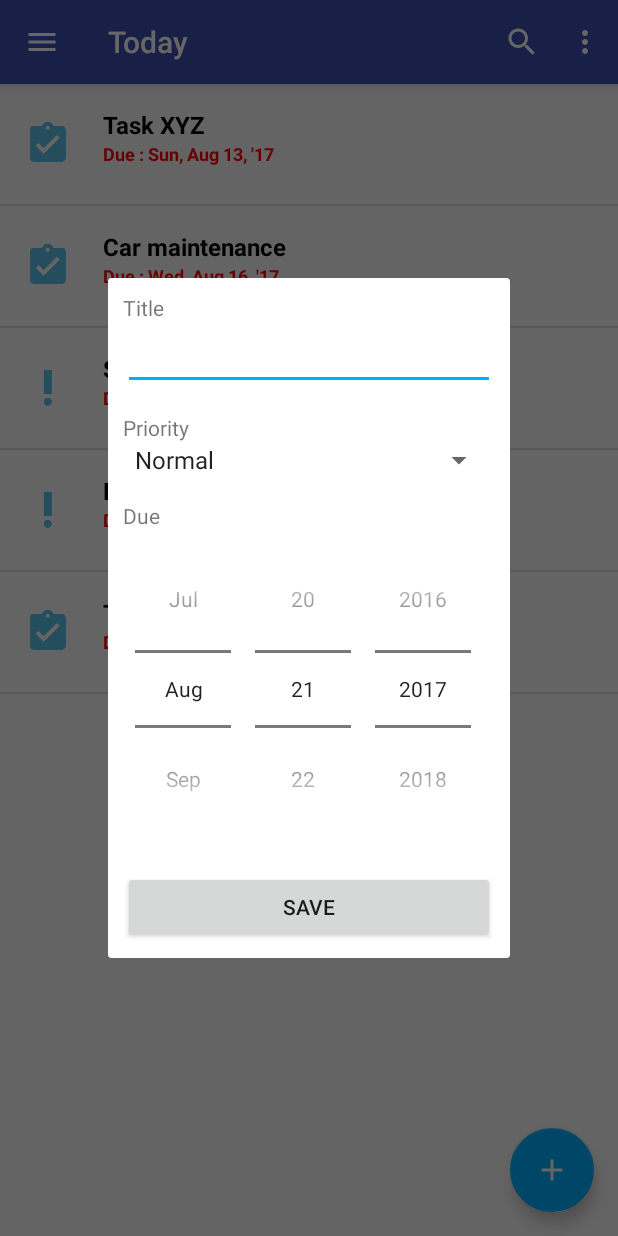
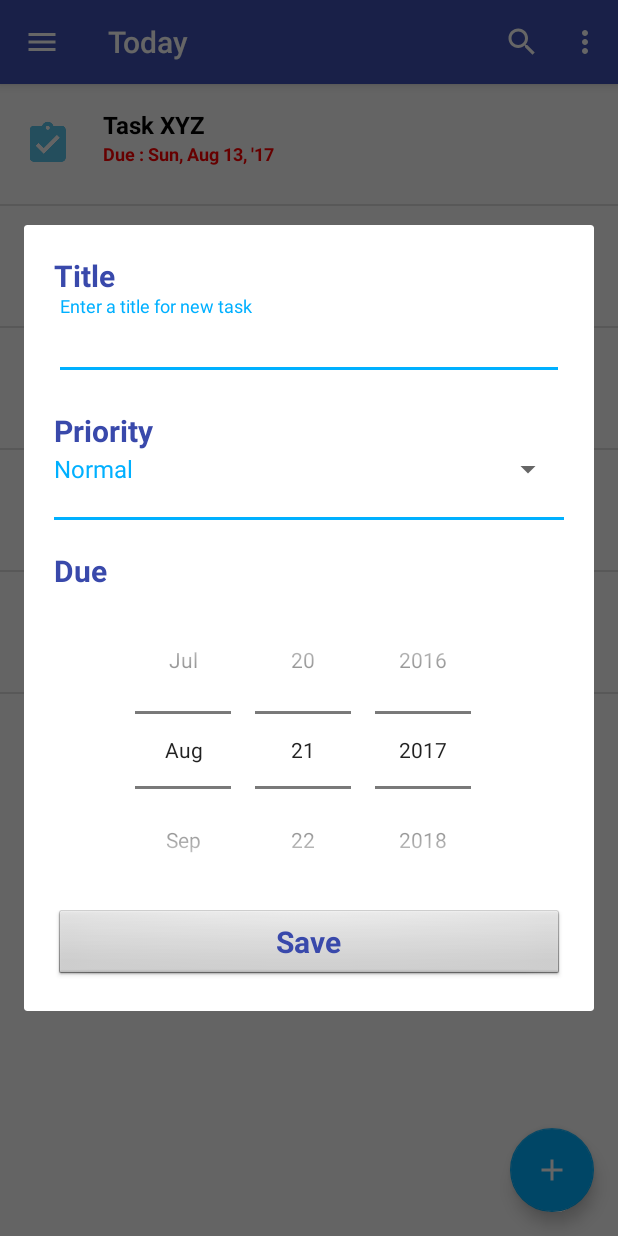
Before and after one commit to shafeequeq/SimpleToDoApp_Revised, an Android app: the fragment AddEditDialogFragment placed in its activity, on a phone screen of 412 x 824 dp. Run offline under Robolectric (Android 15) with nearby library versions, the light colour scheme and no system bars; our stand-ins replace Room's generated code; 1 statement that could not run was skipped.

Commit message:
Improved styles and themes for DialogFragment. Added Error / Hint messages for titleText.

```diff
--- a/app/src/main/java/com/example/android/Fragment/AddEditDialogFragment.java
+++ b/app/src/main/java/com/example/android/Fragment/AddEditDialogFragment.java
@@ -3,11 +3,15 @@ package com.example.android.Fragment;
 import android.content.Context;
 import android.os.Bundle;
 import android.support.annotation.Nullable;
+import android.support.design.widget.TextInputLayout;
 import android.support.v4.app.DialogFragment;
+import android.text.Editable;
+import android.text.TextWatcher;
 import android.view.LayoutInflater;
 import android.view.View;
 import android.view.ViewGroup;
 import android.view.WindowManager;
+import android.widget.ArrayAdapter;
 import android.widget.Button;
 import android.widget.CheckBox;
 import android.widget.DatePicker;
@@ -46,6 +50,7 @@ public class AddEditDialogFragment extends DialogFragment {
     private DatePicker mPickerDueDate;
     private CheckBox mCheckBoxIsComplete;
     private Button mBtnSave;
+    private TextInputLayout mTaskTitleLabel = null;
 
     private OnAddEditFragmentInteractionListener mListener;
 
@@ -92,7 +97,8 @@ public class AddEditDialogFragment extends DialogFragment {
         mEditTextTitle = (EditText)view.findViewById( R.id.title);
         mSpinnerPriority = (Spinner) view.findViewById( R.id.priority);
         mPickerDueDate = (DatePicker) view.findViewById( R.id.duedate);
-        //mCheckBoxIsComplete = (CheckBox)view.findViewById( R.id.is_complete);
+        mTaskTitleLabel = (TextInputLayout) view.findViewById(R.id.title_layout);
+        setupTaskTitleLabelError();
         mBtnSave = (Button)view.findViewById( R.id.save);
         mBtnSave.setOnClickListener(new View.OnClickListener() {
             @Override
@@ -102,6 +108,9 @@ public class AddEditDialogFragment extends DialogFragment {
 
             }
         });
+
+        ArrayAdapter adapter = ArrayAdapter.createFromResource( getContext() , R.array.priority , R.layout.spinner_dropdown_item );
+        mSpinnerPriority.setAdapter( adapter );
 
         mEditTextTitle.requestFocus();
         getDialog().getWindow().setSoftInputMode(
@@ -137,6 +146,38 @@ public class AddEditDialogFragment extends DialogFragment {
 
     }
 
+
+    private void setupTaskTitleLabelError() {
+        //final TextInputLayout taskTitleLabel = (TextInputLayout) view.findViewById(R.id.title_layout);
+        if( mTaskTitleLabel != null){
+            mTaskTitleLabel.getEditText().addTextChangedListener(new TextWatcher() {
+                // ...
+                @Override
+                public void onTextChanged(CharSequence text, int start, int count, int after) {
+                    if (text.length() > 0 ) {
+                        mTaskTitleLabel.setHintEnabled(false);
+                        mTaskTitleLabel.setErrorEnabled(false);
+                    } else {
+                        mTaskTitleLabel.setError(getString(R.string.title_required));
+                        mTaskTitleLabel.setErrorEnabled(true);
+                    }
+                }
+                @Override
+                public void beforeTextChanged(CharSequence s, int start, int count,
+                                              int after) {
+                    // TODO Auto-generated method stub
+                }
+
+                @Override
+                public void afterTextChanged(Editable s) {
+
+                }
+            });
+
+        }
+
+    }
+
     private void initControls(){
         initDueDate();
         // set priority to Normal
@@ -164,9 +205,27 @@ public class AddEditDialogFragment extends DialogFragment {
             initDueDate();
     }
 
+    private boolean validateEntries(){
+        String taskTitle = null;
+        if( mEditTextTitle != null){
+            taskTitle = mEditTextTitle.getText().toString();
+            if (( taskTitle == null )||( taskTitle.isEmpty())){
+                if ( mTaskTitleLabel != null ){
+                    mTaskTitleLabel.setError(getString(R.string.title_required));
+                    mTaskTitleLabel.setErrorEnabled(true);
+                }
+            }
+            else
+                return true;
+        }
+        return false;
+    }
 
     private void  onSave(  ) {
         //TaskDb task = new TaskDb();
+
+       if( ! validateEntries())
+           return;
 
         if( mTask == null){
             mTask = new TaskDb();
--- a/app/src/main/res/layout/fragment_add_edit_dialog.xml
+++ b/app/src/main/res/layout/fragment_add_edit_dialog.xml
@@ -1,48 +1,65 @@
 <?xml version="1.0" encoding="utf-8"?>
 <LinearLayout xmlns:android="http://schemas.android.com/apk/res/android"
     xmlns:tools="http://schemas.android.com/tools"
+    xmlns:app="http://schemas.android.com/apk/res-auto"
     android:id="@+id/add_edit_task"
     android:layout_width="match_parent"
     android:layout_height="match_parent"
     android:layout_gravity="center"
     android:orientation="vertical"
-    android:padding="10dp">
+    android:padding="20dp">
 
     <TextView
         android:text="@string/title"
         android:layout_width="match_parent"
-        android:layout_height="wrap_content" />
+        android:layout_height="wrap_content"
+        style="@style/LargePrimaryDarkFont.Bold"/>
+    <android.support.design.widget.TextInputLayout
+        android:layout_width="match_parent"
+        android:layout_height="wrap_content"
+        android:id="@+id/title_layout"
+        android:hint="@string/title_edit_hint"
+        app:hintTextAppearance="@style/Hint"
+        app:errorTextAppearance="@style/Error"
+        android:layout_marginBottom="@dimen/marginEditDialog">
 
         <EditText
             android:id="@+id/title"
             android:layout_width="match_parent"
             android:layout_height="wrap_content"
             android:inputType="text"
-        android:imeOptions="actionDone"/>
+            android:imeOptions="actionDone"
+           />
 
-    <TextView
-        android:layout_width="match_parent"
-        android:layout_height="15dp" />
+    </android.support.design.widget.TextInputLayout>
 
     <TextView
         android:text="@string/priority"
         android:layout_width="match_parent"
-        android:layout_height="wrap_content" />
+        android:layout_height="wrap_content"
+        style="@style/LargePrimaryDarkFont.Bold"/>
 
     <Spinner
         android:id="@+id/priority"
+        android:layout_width="match_parent"
+        android:layout_height="wrap_content"
+        android:layout_marginBottom="@dimen/marginEditDialog"
         android:entries="@array/priority"
-        android:layout_width="match_parent"
-        android:layout_height="wrap_content" />
+        />
 
-    <TextView
-        android:layout_width="match_parent"
-        android:layout_height="15dp" />
+    <View
+        android:layout_width="fill_parent"
+        android:layout_height="2dip"
+        android:background="@color/colorAccent"
+        android:layout_marginBottom="@dimen/marginEditDialog"/>
+
+
 
         <TextView
             android:text="@string/due_on"
             android:layout_width="match_parent"
-        android:layout_height="wrap_content" />
+            android:layout_height="wrap_content"
+            style="@style/LargePrimaryDarkFont.Bold"/>
 
         <DatePicker
             android:id="@+id/duedate"
@@ -51,31 +68,13 @@
             android:calendarViewShown="false"
             android:datePickerMode="spinner" />
 
-    <TextView
-        android:layout_width="match_parent"
-        android:layout_height="15dp" />
-<!--
-    <LinearLayout
-        android:layout_width="match_parent"
-        android:layout_height="wrap_content"
-        android:orientation="horizontal">
-        <CheckBox
-            android:id="@+id/is_complete"
-            android:layout_width="25dp"
-            android:layout_height="25dp"/>
-        <TextView
-            android:id="@+id/is_complete_text"
-            android:layout_width="wrap_content"
-            android:padding="10dp"
-            android:layout_height="wrap_content"
-            android:text="@string/mark_as_complete"
-            android:gravity="center_vertical"/>
-    </LinearLayout>
-    -->
 
         <Button
             android:id="@+id/save"
             android:layout_width="match_parent"
             android:layout_height="wrap_content"
-        android:text="@string/save" />
+            android:text="@string/save"
+            style="@style/SaveButton">
+        </Button>
+
     </LinearLayout>
--- /dev/null
+++ b/app/src/main/res/layout/spinner_dropdown_item.xml
@@ -0,0 +1,6 @@
+<TextView xmlns:android="http://schemas.android.com/apk/res/android"
+    android:id="@android:id/text1"
+    android:layout_width="match_parent"
+    android:layout_height="wrap_content"
+    style="@style/MediumPrimaryFont"
+    />
--- a/app/src/main/res/values/colors.xml
+++ b/app/src/main/res/values/colors.xml
@@ -1,8 +1,8 @@
 <?xml version="1.0" encoding="utf-8"?>
 <resources>
     <color name="colorPrimary">#3F51B5</color>
-    <color name="colorPrimaryDark">#303F9F</color>
-    <color name="colorAccent">#FF4081</color>
+    <color name="colorPrimaryDark">#3949AB</color>
+    <color name="colorAccent">#00B0FF</color>
 
     <color name="white">#FFFFFF</color>
     <color name="dark_grey">#424242</color>
--- a/app/src/main/res/values/dimens.xml
+++ b/app/src/main/res/values/dimens.xml
@@ -16,4 +16,7 @@
     <dimen name="navheader_height">222dp</dimen>
     <dimen name="nav_header_vertical_spacing">16dp</dimen>
     <dimen name="nav_header_height">160dp</dimen>
+    <dimen name="marginEditDialog">20dp</dimen>
+    <dimen name="largeFont">20sp</dimen>
+    <dimen name="mediumFont">16sp</dimen>
 </resources>
--- a/app/src/main/res/values/strings.xml
+++ b/app/src/main/res/values/strings.xml
@@ -34,4 +34,6 @@
     <string name="swipe_down">"Swipe down to exit search mode..."</string>
     <string name="search_results">" Search Results .."</string>
     <string name="item_deleted">"Item deleted!"</string>
+    <string name="title_edit_hint">Enter a title for new task</string>
+    <string name="title_required">Title is mandatory</string>
 </resources>
--- a/app/src/main/res/values/styles.xml
+++ b/app/src/main/res/values/styles.xml
@@ -15,7 +15,7 @@
 
     <style name="AppTheme" parent="AppTheme.Base"></style>
 
-    <style name="AppTheme.NoActionBar">
+    <style name="AppTheme.NoActionBar" parent="AppTheme">
         <item name="windowActionBar">false</item>
         <item name="windowNoTitle">true</item>
         <item name="android:actionModeBackground">@color/colorPrimary</item>
@@ -28,4 +28,32 @@
     <style name="AppTheme.AppBarOverlay" parent="ThemeOverlay.AppCompat.Dark.ActionBar" />
 
     <style name="AppTheme.PopupOverlay" parent="ThemeOverlay.AppCompat.Light" />
+
+    <style name="LargeFont">
+        <item name="android:textSize">@dimen/largeFont</item>
+    </style>
+
+    <style name="LargePrimaryDarkFont" parent="@style/LargeFont">
+        <item name="android:textColor">@color/colorPrimaryDark</item>
+    </style>
+
+    <style name="MediumPrimaryFont">
+        <item name="android:textColor">@color/colorAccent</item>
+        <item name="android:textSize">@dimen/mediumFont</item>
+    </style>
+
+    <style name="LargePrimaryDarkFont.Bold">
+        <item name="android:textStyle">bold</item>
+    </style>
+
+    <style name="Hint"   parent="TextAppearance.Design.Hint"></style>
+    <style name="Error" parent="TextAppearance.Design.Error"></style>
+
+    <style name="SaveButton" parent="@android:style/Widget.Button">
+        <item name="android:gravity">center_vertical|center_horizontal</item>
+        <item name="android:textStyle">bold</item>
+        <item name="android:textColor">@color/colorPrimaryDark</item>
+        <item name="android:textSize">@dimen/largeFont</item>
+    </style>
+
 </resources>
```
Lines whose indentation alone changed are shown as unchanged.
